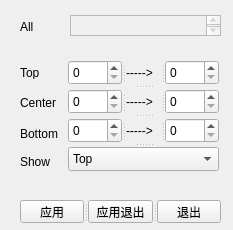
Before: the Qt Designer form Tools/INimage3D/volumedataset.ui in zyq1569/HealthApp, drawn with Qt 5.
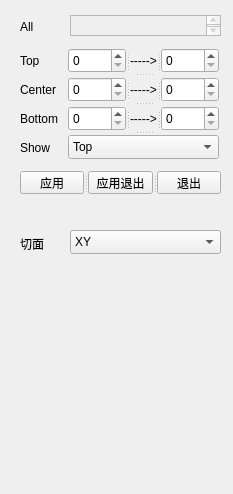
After: the same form once the commit is applied.

```diff
--- a/Tools/INimage3D/volumedataset.ui
+++ b/Tools/INimage3D/volumedataset.ui
@@ -7,7 +7,7 @@
     <x>0</x>
     <y>0</y>
     <width>233</width>
-    <height>230</height>
+    <height>494</height>
    </rect>
   </property>
   <property name="minimumSize">
@@ -19,7 +19,7 @@
   <property name="maximumSize">
    <size>
     <width>233</width>
-    <height>230</height>
+    <height>900</height>
    </size>
   </property>
   <property name="windowTitle">
@@ -29,7 +29,7 @@
    <property name="geometry">
     <rect>
      <x>20</x>
-     <y>96</y>
+     <y>83</y>
      <width>47</width>
      <height>13</height>
     </rect>
@@ -42,7 +42,7 @@
    <property name="geometry">
     <rect>
      <x>20</x>
-     <y>127</y>
+     <y>112</y>
      <width>47</width>
      <height>13</height>
     </rect>
@@ -55,7 +55,7 @@
    <property name="geometry">
     <rect>
      <x>20</x>
-     <y>155</y>
+     <y>141</y>
      <width>47</width>
      <height>13</height>
     </rect>
@@ -94,7 +94,7 @@
    <property name="geometry">
     <rect>
      <x>20</x>
-     <y>200</y>
+     <y>171</y>
      <width>201</width>
      <height>23</height>
     </rect>
@@ -122,7 +122,7 @@
    <property name="geometry">
     <rect>
      <x>20</x>
-     <y>66</y>
+     <y>54</y>
      <width>47</width>
      <height>13</height>
     </rect>
@@ -135,7 +135,7 @@
    <property name="geometry">
     <rect>
      <x>68</x>
-     <y>60</y>
+     <y>48</y>
      <width>151</width>
      <height>111</height>
     </rect>
@@ -155,37 +155,61 @@
       <property name="orientation">
        <enum>Qt::Horizontal</enum>
       </property>
-      <widget class="QSpinBox" name="m_topS"/>
+      <widget class="QSpinBox" name="m_topS">
+       <property name="maximum">
+        <number>10000</number>
+       </property>
+      </widget>
       <widget class="QLabel" name="label_6">
        <property name="text">
         <string>-----&gt;</string>
        </property>
       </widget>
-      <widget class="QSpinBox" name="m_topE"/>
+      <widget class="QSpinBox" name="m_topE">
+       <property name="maximum">
+        <number>10000</number>
+       </property>
+      </widget>
      </widget>
      <widget class="QSplitter" name="splitter_2">
       <property name="orientation">
        <enum>Qt::Horizontal</enum>
       </property>
-      <widget class="QSpinBox" name="m_centerS"/>
+      <widget class="QSpinBox" name="m_centerS">
+       <property name="maximum">
+        <number>10000</number>
+       </property>
+      </widget>
       <widget class="QLabel" name="label_7">
        <property name="text">
         <string>-----&gt;</string>
        </property>
       </widget>
-      <widget class="QSpinBox" name="m_centerE"/>
+      <widget class="QSpinBox" name="m_centerE">
+       <property name="maximum">
+        <number>10000</number>
+       </property>
+      </widget>
      </widget>
      <widget class="QSplitter" name="splitter_3">
       <property name="orientation">
        <enum>Qt::Horizontal</enum>
       </property>
-      <widget class="QSpinBox" name="m_bottomS"/>
+      <widget class="QSpinBox" name="m_bottomS">
+       <property name="maximum">
+        <number>10000</number>
+       </property>
+      </widget>
       <widget class="QLabel" name="label_8">
        <property name="text">
         <string>-----&gt;</string>
        </property>
       </widget>
-      <widget class="QSpinBox" name="m_bottomE"/>
+      <widget class="QSpinBox" name="m_bottomE">
+       <property name="maximum">
+        <number>10000</number>
+       </property>
+      </widget>
      </widget>
      <widget class="QComboBox" name="m_cbSelect">
       <item>
@@ -207,6 +231,44 @@
     </widget>
    </widget>
   </widget>
+  <widget class="QComboBox" name="m_cbSelect_2">
+   <property name="geometry">
+    <rect>
+     <x>70</x>
+     <y>230</y>
+     <width>151</width>
+     <height>24</height>
+    </rect>
+   </property>
+   <item>
+    <property name="text">
+     <string>XY</string>
+    </property>
+   </item>
+   <item>
+    <property name="text">
+     <string>XZ</string>
+    </property>
+   </item>
+   <item>
+    <property name="text">
+     <string>YZ</string>
+    </property>
+   </item>
+  </widget>
+  <widget class="QLabel" name="label_9">
+   <property name="geometry">
+    <rect>
+     <x>20</x>
+     <y>237</y>
+     <width>47</width>
+     <height>13</height>
+    </rect>
+   </property>
+   <property name="text">
+    <string>切面</string>
+   </property>
+  </widget>
  </widget>
  <resources/>
  <connections/>
```
